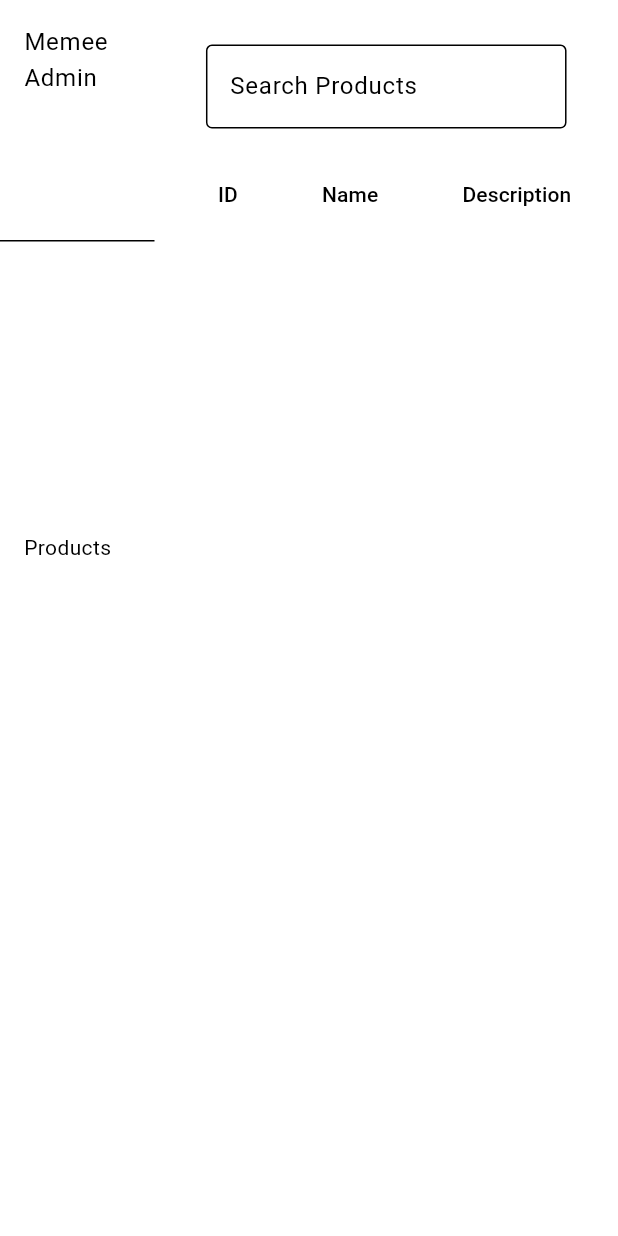
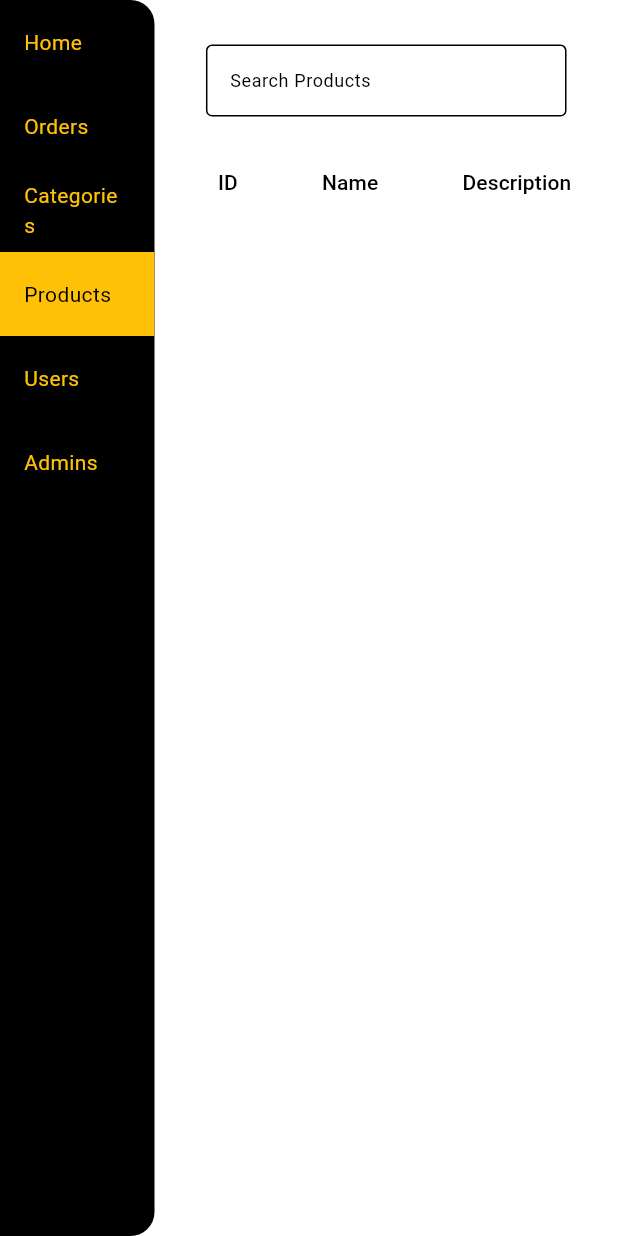
Before and after one commit to memee-dev/memee_admin, a Flutter app: the screen it shows once a user with an empty profile is signed in, after a tap on "Orders", after a tap on "Categories", after a tap on "Products", on a phone screen of 412 x 824 dp. Run offline on Flutter 3.47's test engine with Material 3 defaults, Android fonts, the phone set to English and light mode, and no system bars; our stand-ins replace cloud_firestore, equatable, firebase_auth, firebase_core, flutter_bloc, flutter_screenutil and 2 more; missing offline and left inert: dart:html, excel; accounts and stored records are empty; network calls fail; Roboto replaces fonts that are missing (Hind); statements that could not run were skipped.

Commit message:
theme set

```diff
--- a/lib/blocs/theme/theme_cubit.dart
+++ b/lib/blocs/theme/theme_cubit.dart
@@ -34,6 +34,12 @@ final lightTheme = ThemeData(
     buttonColor: Colors.pink,
     textTheme: ButtonTextTheme.primary,
   ),
+  appBarTheme: const AppBarTheme(
+    backgroundColor: Colors.black,
+  ),
+  navigationDrawerTheme: NavigationDrawerThemeData(
+    backgroundColor:
+  )
 );
 
 final darkTheme = ThemeData(
@@ -50,4 +56,7 @@ final darkTheme = ThemeData(
     buttonColor: Colors.blueGrey,
     textTheme: ButtonTextTheme.primary,
   ),
+  appBarTheme: const AppBarTheme(
+    backgroundColor: Colors.black,
+  ),
 );
--- a/lib/ui/__shared/widgets/app_textfield.dart
+++ b/lib/ui/__shared/widgets/app_textfield.dart
@@ -22,9 +22,11 @@ class AppTextField extends StatelessWidget {
       readOnly: readOnly,
       obscureText: obscureText,
       controller: controller,
+      style: Theme.of(context).textTheme.bodySmall,
       keyboardType: TextInputType.emailAddress,
       decoration: InputDecoration(
         labelText: label,
+        labelStyle: Theme.of(context).textTheme.bodySmall,
         border: const OutlineInputBorder(),
         suffixIcon: suffixIcon,
       ),
--- a/lib/ui/landing/landing_page.dart
+++ b/lib/ui/landing/landing_page.dart
@@ -5,6 +5,7 @@ import 'package:memee_admin/blocs/users/users_cubit.dart';
 import 'package:memee_admin/core/initializer/app_di_registration.dart';
 import 'package:memee_admin/ui/__shared/template/app_layout.dart';
 
+import '../../core/shared/app_strings.dart';
 import 'landing_page_mob.dart';
 import 'landing_page_web.dart';
 
@@ -16,6 +17,11 @@ class LandingPage extends StatelessWidget {
     context.read<UserCubit>().fetchUsers();
     return AppLayout(
       webAppBar: AppBar(
+        centerTitle: false,
+        title: Text(
+          AppStrings.appName,
+          style: Theme.of(context).textTheme.headlineSmall,
+        ),
         actions: [
           IconButton(
             onPressed: () {
--- a/lib/ui/landing/landing_page_web.dart
+++ b/lib/ui/landing/landing_page_web.dart
@@ -2,7 +2,6 @@ import 'package:flutter/material.dart';
 import 'package:flutter_bloc/flutter_bloc.dart';
 import 'package:memee_admin/blocs/index/index_cubit.dart';
 import 'package:memee_admin/core/initializer/app_di_registration.dart';
-import 'package:memee_admin/core/shared/app_strings.dart';
 import 'package:memee_admin/ui/landing/model/landing_item_model.dart';
 
 class LandingPageWeb extends StatelessWidget {
@@ -17,24 +16,17 @@ class LandingPageWeb extends StatelessWidget {
         SizedBox(
           width: MediaQuery.of(context).size.width / 4,
           child: Drawer(
+            backgroundColor: Colors.black,
             child: ListView(
               padding: EdgeInsets.zero,
-              children: [
-                DrawerHeader(
-                  decoration: const BoxDecoration(),
-                  child: Text(
-                    AppStrings.appName,
-                    style: Theme.of(context).textTheme.bodyLarge,
-                  ),
-                ),
-                ...items.map(
+              children: items.map(
                 (e) {
                   final index = items.indexOf(e);
                   return BlocBuilder<IndexCubit, int>(
                     bloc: indexCubit,
                     builder: (_, state) {
                       return ListTile(
-                          selectedColor: (state == index)
+                        selectedTileColor: (state == index)
                             ? Colors.amber
                             : Colors.transparent,
                         selected: (state == index),
@@ -42,9 +34,9 @@ class LandingPageWeb extends StatelessWidget {
                           e.name,
                           style:
                               Theme.of(context).textTheme.bodyMedium?.copyWith(
-                                      color: (state != index)
-                                          ? Colors.white
-                                          : Colors.black,
+                                    color: (state == index)
+                                        ? Colors.black
+                                        : Colors.amber,
                                   ),
                         ),
                         onTap: () => indexCubit.onIndexChange(index),
@@ -53,7 +45,6 @@ class LandingPageWeb extends StatelessWidget {
                   );
                 },
               ).toList(),
-              ],
             ),
           ),
         ),
```
Lines whose indentation alone changed are shown as unchanged.
